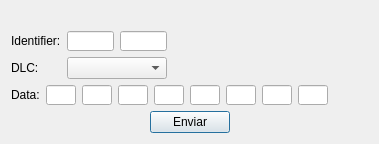
The window that bytesend.ui (arukagiri/interfazLAC) describes before a commit, drawn with Qt 5.
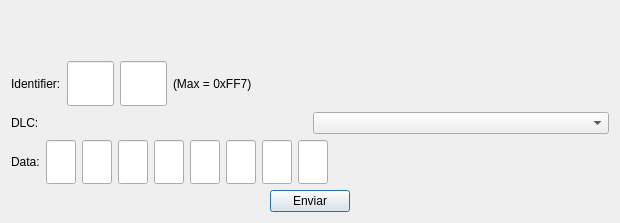
The same window after the commit. Icons and pictures are not drawn.

```diff
--- a/bytesend.ui
+++ b/bytesend.ui
@@ -13,10 +13,7 @@
   <property name="windowTitle">
    <string>Dialog</string>
   </property>
-  <layout class="QVBoxLayout" name="verticalLayout_2">
-   <property name="sizeConstraint">
-    <enum>QLayout::SetFixedSize</enum>
-   </property>
+  <layout class="QVBoxLayout" name="verticalLayout">
    <item>
     <widget class="QLabel" name="label">
      <property name="text">
@@ -30,8 +27,6 @@
    <item>
     <layout class="QHBoxLayout" name="horizontalLayout_4">
      <item>
-      <layout class="QVBoxLayout" name="verticalLayout">
-       <item>
         <layout class="QHBoxLayout" name="horizontalLayout">
          <item>
           <widget class="QLabel" name="label_2">
@@ -84,27 +79,11 @@
         </layout>
        </item>
        <item>
-        <layout class="QHBoxLayout" name="horizontalLayout_3">
-         <item>
-          <widget class="QLabel" name="label_4">
+      <widget class="QLabel" name="label_5">
            <property name="text">
-            <string>DLC:</string>
-           </property>
-          </widget>
-         </item>
-         <item>
-          <widget class="QComboBox" name="dlc">
-           <property name="minimumSize">
-            <size>
-             <width>100</width>
-             <height>20</height>
-            </size>
-           </property>
-          </widget>
-         </item>
-        </layout>
-       </item>
-      </layout>
+        <string>(Max = 0xFF7)</string>
+       </property>
+      </widget>
      </item>
      <item>
       <spacer name="horizontalSpacer">
@@ -121,6 +100,27 @@
      </item>
     </layout>
    </item>
+   <item>
+    <layout class="QHBoxLayout" name="horizontalLayout_3">
+     <item>
+      <widget class="QLabel" name="label_4">
+       <property name="text">
+        <string>DLC:</string>
+       </property>
+      </widget>
+     </item>
+     <item>
+      <widget class="QComboBox" name="dlc">
+       <property name="minimumSize">
+        <size>
+         <width>100</width>
+         <height>20</height>
+        </size>
+       </property>
+      </widget>
+     </item>
+    </layout>
+   </item>
    <item>
     <layout class="QHBoxLayout" name="horizontalLayout_6">
      <item>
```
Lines whose indentation alone changed are shown as unchanged.
